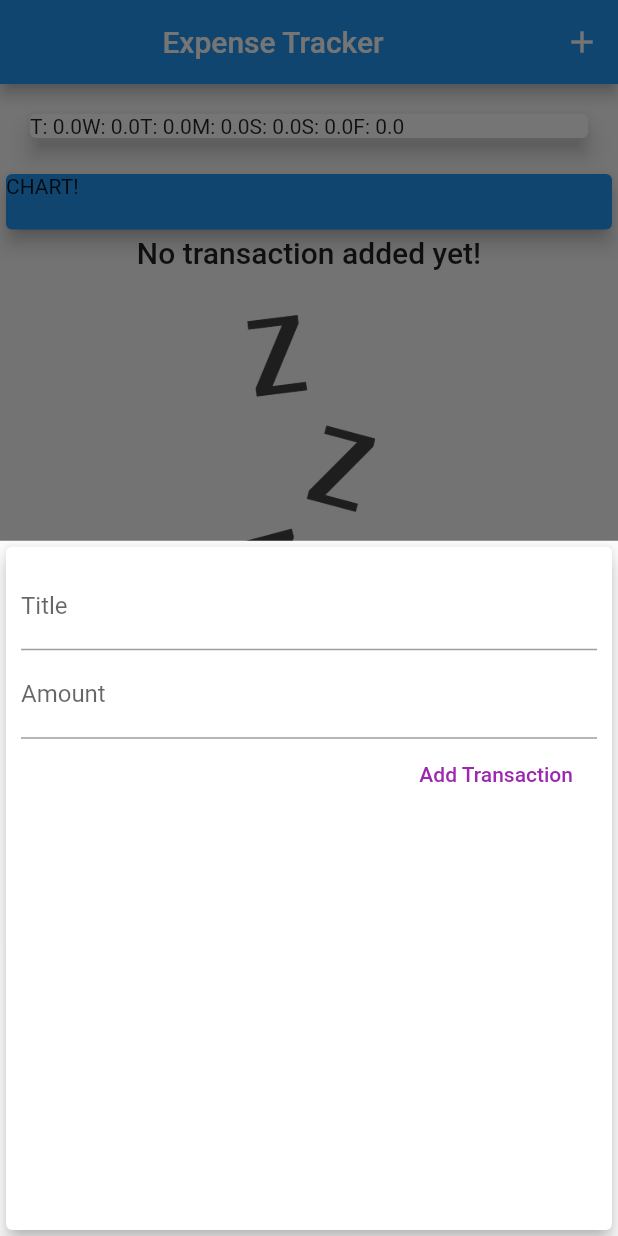
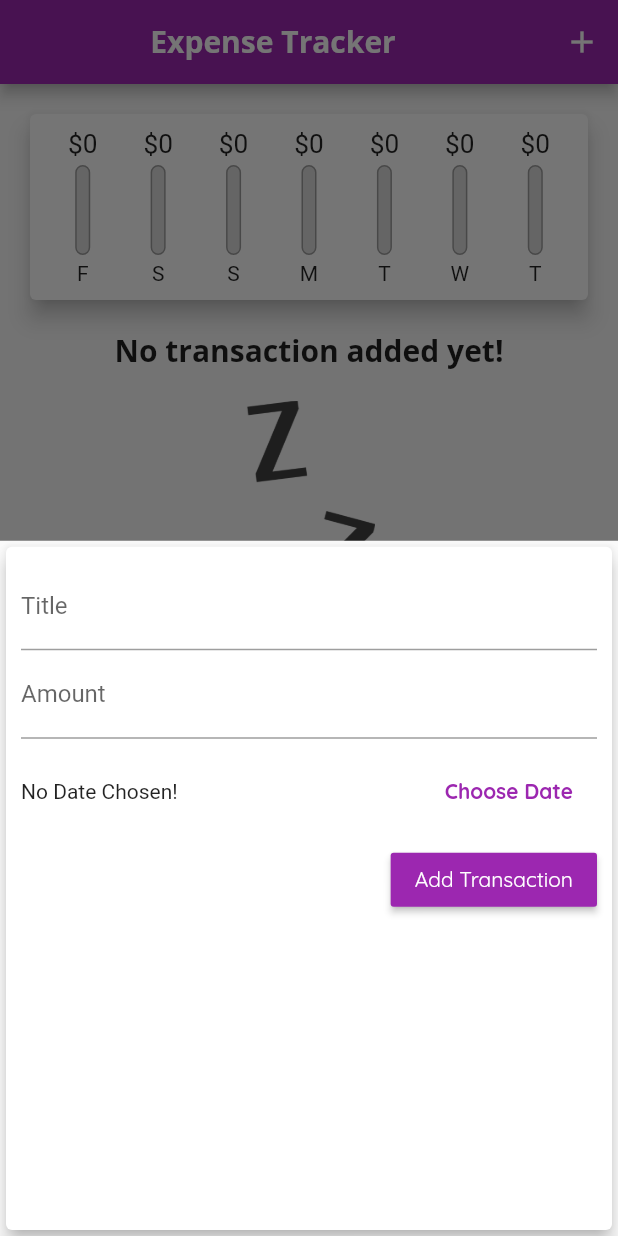
Before and after one commit to joeolamide/expense_tracker, a Flutter app: the screen it shows after launch, after a tap on the "add" icon, on a phone screen of 412 x 824 dp. Run offline on Flutter 3.47's test engine with Material 2 defaults, Android fonts, the phone set to English and light mode, and no system bars.

Commit message:
NEW CHANGES

```diff
--- a/lib/main.dart
+++ b/lib/main.dart
@@ -6,8 +6,13 @@ import 'package:expense_tracker/widgets/chart.dart';
 
 import 'package:expense_tracker/models/transaction.dart';
 
-void main() {
-  runApp(MaterialApp(
+void main() => runApp(MyApp());
+
+class MyApp extends StatelessWidget {
+  @override
+  Widget build(BuildContext context) {
+    return MaterialApp(
+      title: 'Expense Tracker',
       theme: ThemeData(
         primaryColor: Colors.purple,
         primarySwatch: Colors.purple,
@@ -19,6 +24,7 @@ void main() {
                 fontWeight: FontWeight.bold,
                 fontSize: 20,
               ),
+              button: TextStyle(color: Colors.white),
             ),
         appBarTheme: AppBarTheme(
             textTheme: ThemeData.light().textTheme.copyWith(
@@ -29,15 +35,6 @@ void main() {
                   ),
                 )),
       ),
-    home: TrackerApp(),
-  ));
-}
-
-class TrackerApp extends StatelessWidget {
-  @override
-  Widget build(BuildContext context) {
-    return MaterialApp(
-      title: ('Expense Tracker'),
       home: MyHomePage(),
     );
   }
@@ -74,12 +71,13 @@ class _MyHomePageState extends State<MyHomePage> {
     }).toList();
   }
 
-  void _addNewTransaction(String txTitle, double txAmount) {
+  void _addNewTransaction(
+      String txTitle, double txAmount, DateTime chosenDate) {
     final newTx = Transaction(
       id: DateTime.now().toString(),
       title: txTitle,
       amount: txAmount,
-      date: DateTime.now(),
+      date: chosenDate,
     );
 
     setState(() {
@@ -97,6 +95,12 @@ class _MyHomePageState extends State<MyHomePage> {
             child: NewTransaction(_addNewTransaction),
             behavior: HitTestBehavior.opaque,
           );
+        });
+  }
+
+  void _deleteTransaction(String id) {
+    setState(() {
+      _userTransactions.removeWhere((tx) => tx.id == id);
     });
   }
 
@@ -120,16 +124,12 @@ class _MyHomePageState extends State<MyHomePage> {
           crossAxisAlignment: CrossAxisAlignment.stretch,
           children: <Widget>[
             Chart(_recentTransactions),
-            Container(
-              width: double.infinity,
-              height: 45,
-              child: Card(
-                color: Colors.blue,
-                child: Text('CHART!'),
-                elevation: 5,
+            Expanded(
+              child: TransactionList(
+                _userTransactions,
+                _deleteTransaction,
               ),
             ),
-            TransactionList(_userTransactions),
           ],
         ),
       ),
--- a/lib/widgets/chart.dart
+++ b/lib/widgets/chart.dart
@@ -1,6 +1,8 @@
+import 'package:flutter/cupertino.dart';
 import 'package:flutter/material.dart';
 import 'package:expense_tracker/models/transaction.dart';
 import 'package:intl/intl.dart';
+import 'package:expense_tracker/widgets/chart_bar.dart';
 
 class Chart extends StatelessWidget {
   final List<Transaction> recentTransactions;
@@ -21,26 +23,44 @@ class Chart extends StatelessWidget {
           totalSum += recentTransactions[j].amount!;
         }
       }
-      print(DateFormat.E().format(weekDay));
-      print(totalSum);
+      //print(DateFormat.E().format(weekDay));
+      //print(totalSum);
 
       return {
         'day': DateFormat.E().format(weekDay).substring(0, 1),
         'amount': totalSum,
       };
+    }).reversed.toList();
+  }
+
+  double get totalSpending {
+    return groupedTransactionValues.fold(0.0, (sum, item) {
+      return sum + (item['amount'] as double);
     });
   }
 
   @override
   Widget build(BuildContext context) {
-    print(groupedTransactionValues);
+    //print(groupedTransactionValues);
     return Card(
       elevation: 6,
       margin: EdgeInsets.all(20),
-      child: Row(
-        children: groupedTransactionValues.map((data) {
-          return Text('${data['day']}: ${data['amount']}');
-        }).toList(),
+      child: Padding(
+        padding: EdgeInsets.all(10),
+        child: Row(
+          mainAxisAlignment: MainAxisAlignment.spaceAround,
+          children: groupedTransactionValues.map((data) {
+            return Flexible(
+              fit: FlexFit.tight,
+              child: ChartBar(
+                  (data['day'] as String),
+                  (data['amount'] as double),
+                  totalSpending == 0.0
+                      ? 0.0
+                      : (data['amount'] as double) / totalSpending),
+            );
+          }).toList(),
+        ),
       ),
     );
   }
--- a/lib/widgets/chart_bar.dart
+++ b/lib/widgets/chart_bar.dart
@@ -11,7 +11,12 @@ class ChartBar extends StatelessWidget {
   Widget build(BuildContext context) {
     return Column(
       children: <Widget>[
-        Text('\$${spendingAmount.toStringAsFixed(0)}'),
+        Container(
+          height: 20,
+          child: FittedBox(
+            child: Text('\$${spendingAmount.toStringAsFixed(0)}'),
+          ),
+        ),
         SizedBox(
           height: 4,
         ),
--- a/lib/widgets/new_transaction.dart
+++ b/lib/widgets/new_transaction.dart
@@ -1,5 +1,6 @@
 import 'package:flutter/cupertino.dart';
 import 'package:flutter/material.dart';
+import 'package:intl/intl.dart';
 
 class NewTransaction extends StatefulWidget {
   final Function addTx;
@@ -11,24 +12,46 @@ class NewTransaction extends StatefulWidget {
 }
 
 class _NewTransactionState extends State<NewTransaction> {
-  final titleController = TextEditingController();
+  final _titleController = TextEditingController();
+  final _amountController = TextEditingController();
+  DateTime? _selectedDate;
 
-  final amountController = TextEditingController();
+  void _submitData() {
+    if (_amountController.text.isEmpty) {
+      return;
+    }
 
-  void submitData() {
-    final enteredTitle = titleController.text;
-    final enteredAmount = double.parse(amountController.text);
+    final enteredTitle = _titleController.text;
+    final enteredAmount = double.parse(_amountController.text);
 
-    if (enteredTitle.isEmpty || enteredAmount <= 0) {
+    if (enteredTitle.isEmpty || enteredAmount <= 0 || _selectedDate == null) {
       return;
     }
 
     widget.addTx(
       enteredTitle,
       enteredAmount,
+      _selectedDate,
     );
 
     Navigator.of(context).pop();
+  }
+
+  void _presentDatePicker() {
+    showDatePicker(
+      context: context,
+      initialDate: DateTime.now(),
+      firstDate: DateTime(2019),
+      lastDate: DateTime.now(),
+    ).then((pickedDate) {
+      if (pickedDate == null) {
+        return;
+      }
+      setState(() {
+        _selectedDate = pickedDate;
+      });
+    });
+    print('...');
   }
 
   @override
@@ -42,19 +65,44 @@ class _NewTransactionState extends State<NewTransaction> {
           children: <Widget>[
             TextField(
               decoration: InputDecoration(labelText: 'Title'),
-              controller: titleController,
-              onSubmitted: (_) => submitData,
+              controller: _titleController,
+              onSubmitted: (_) => _submitData,
             ),
             TextField(
               decoration: InputDecoration(labelText: 'Amount'),
-              controller: amountController,
+              controller: _amountController,
               keyboardType: TextInputType.number,
-              onSubmitted: (_) => submitData,
+              onSubmitted: (_) => _submitData,
             ),
-            FlatButton(
+            Container(
+              height: 70,
+              child: Row(
+                children: <Widget>[
+                  Expanded(
+                    child: Text(
+                      _selectedDate == null
+                          ? 'No Date Chosen!'
+                          : 'Picked Date: ${DateFormat.yMd().format(_selectedDate!)}',
+                    ),
+                  ),
+                  FlatButton(
+                    textColor: Theme.of(context).primaryColor,
+                    child: Text(
+                      'Choose Date',
+                      style: TextStyle(
+                        fontWeight: FontWeight.bold,
+                      ),
+                    ),
+                    onPressed: _presentDatePicker,
+                  ),
+                ],
+              ),
+            ),
+            RaisedButton(
               child: Text('Add Transaction'),
-              textColor: Colors.purple,
-              onPressed: submitData,
+              color: Theme.of(context).primaryColor,
+              textColor: Theme.of(context).textTheme.button!.color,
+              onPressed: _submitData,
             ),
           ],
         ),
```
Also changed, not shown: lib/widgets/transaction_list.dart (+21 -35 lines). Lines whose indentation alone changed are shown as unchanged.
